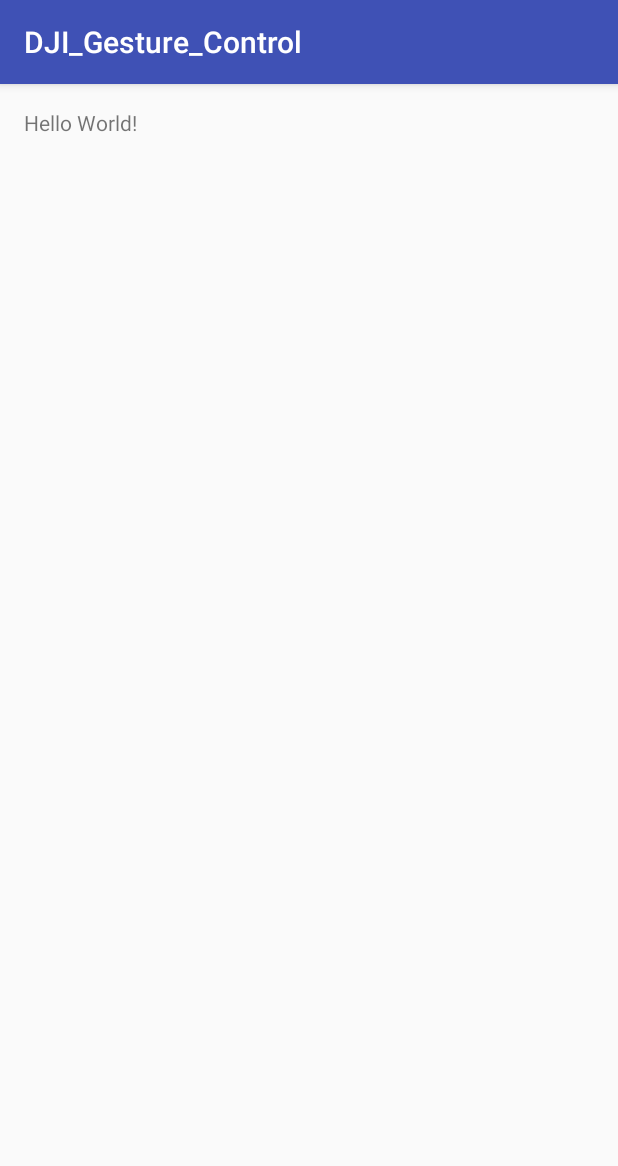
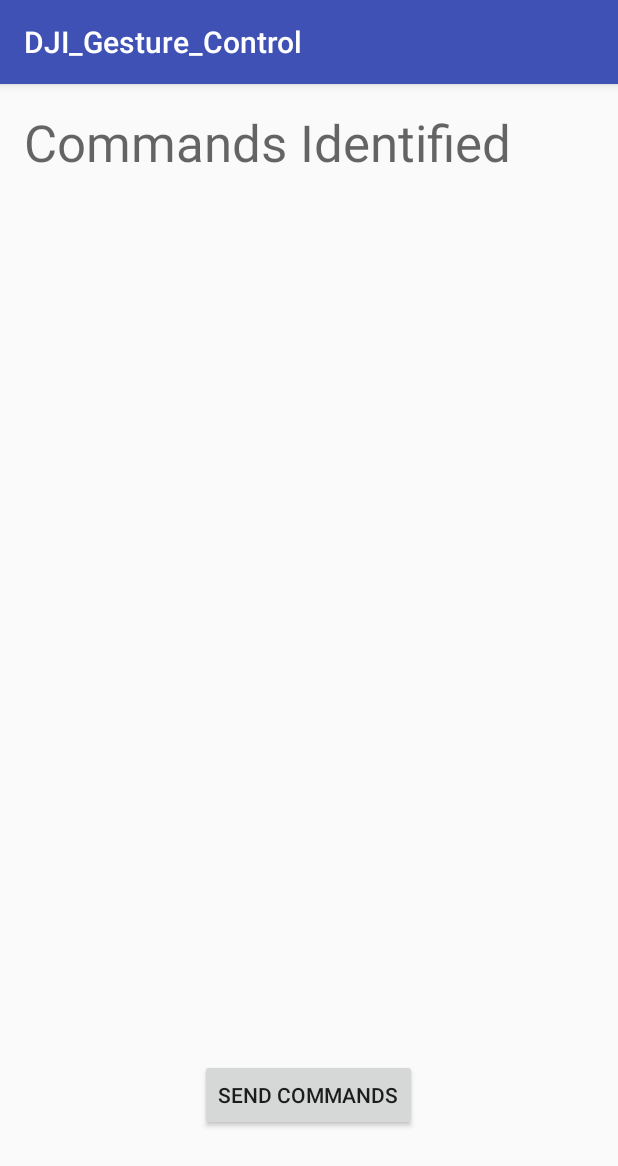
Before and after one commit to NtiyisoN/Computer_Vision_Drones, an Android app: the screen it shows after launch (MainActivity), on a phone screen of 412 x 824 dp. Shown: the top 1166 px of the screen. Run offline under Robolectric (Android 15) with nearby library versions, the phone set to English and light mode, and no system bars.

Commit message:
minor layout

```diff
--- a/android_development/DJI_Gesture_Control/app/src/main/res/layout/activity_main.xml
+++ b/android_development/DJI_Gesture_Control/app/src/main/res/layout/activity_main.xml
@@ -10,8 +10,35 @@
     android:paddingTop="@dimen/activity_vertical_margin"
     tools:context="com.zachary_moore.dji_gesture_control.MainActivity">
 
-    <TextView
+    <Button
+        android:text="Send Commands"
         android:layout_width="wrap_content"
         android:layout_height="wrap_content"
-        android:text="Hello World!" />
+        android:id="@+id/sendCommand"
+        android:layout_marginBottom="54dp"
+        android:layout_alignParentBottom="true"
+        android:layout_centerHorizontal="true" />
+
+    <TextView
+        android:text="Commands Identified"
+        android:layout_width="wrap_content"
+        android:layout_height="wrap_content"
+        android:id="@+id/mainTitle"
+        android:textAppearance="@style/TextAppearance.AppCompat.Display1"
+        android:layout_alignParentTop="true"
+        android:layout_alignParentStart="true"
+        android:layout_alignParentEnd="true" />
+
+    <ScrollView
+        android:layout_width="match_parent"
+        android:layout_height="match_parent"
+        android:layout_below="@+id/mainTitle"
+        android:layout_alignParentStart="true">
+
+        <LinearLayout
+            android:layout_width="match_parent"
+            android:layout_height="wrap_content"
+            android:orientation="vertical" />
+    </ScrollView>
+
 </RelativeLayout>
```
